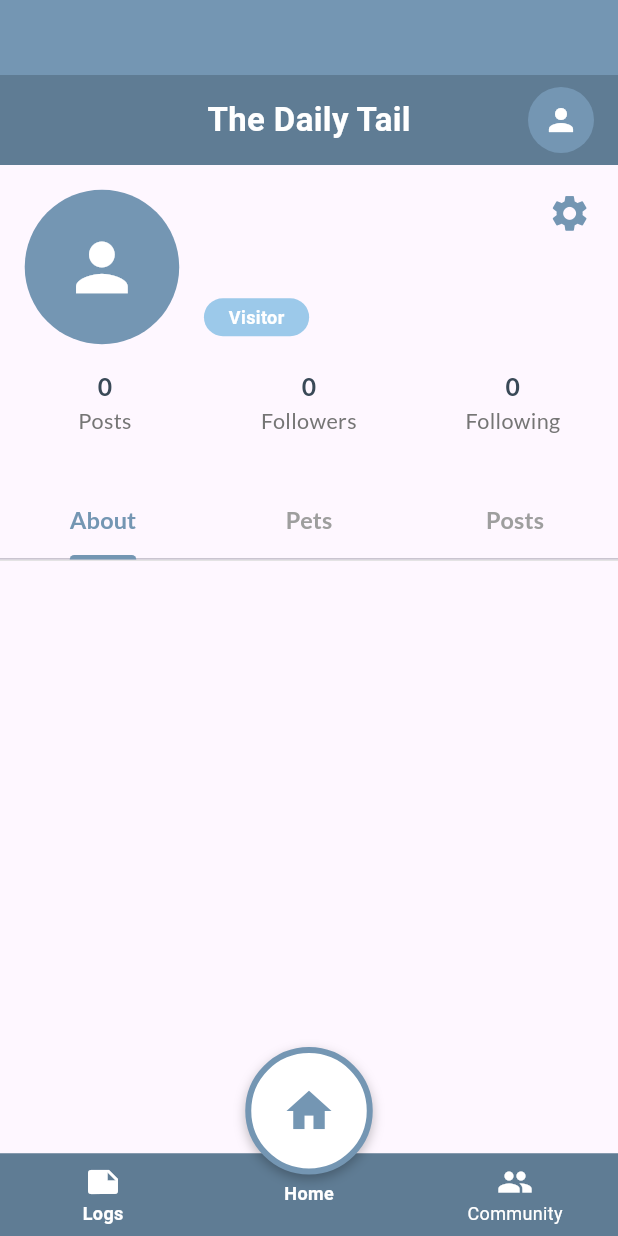
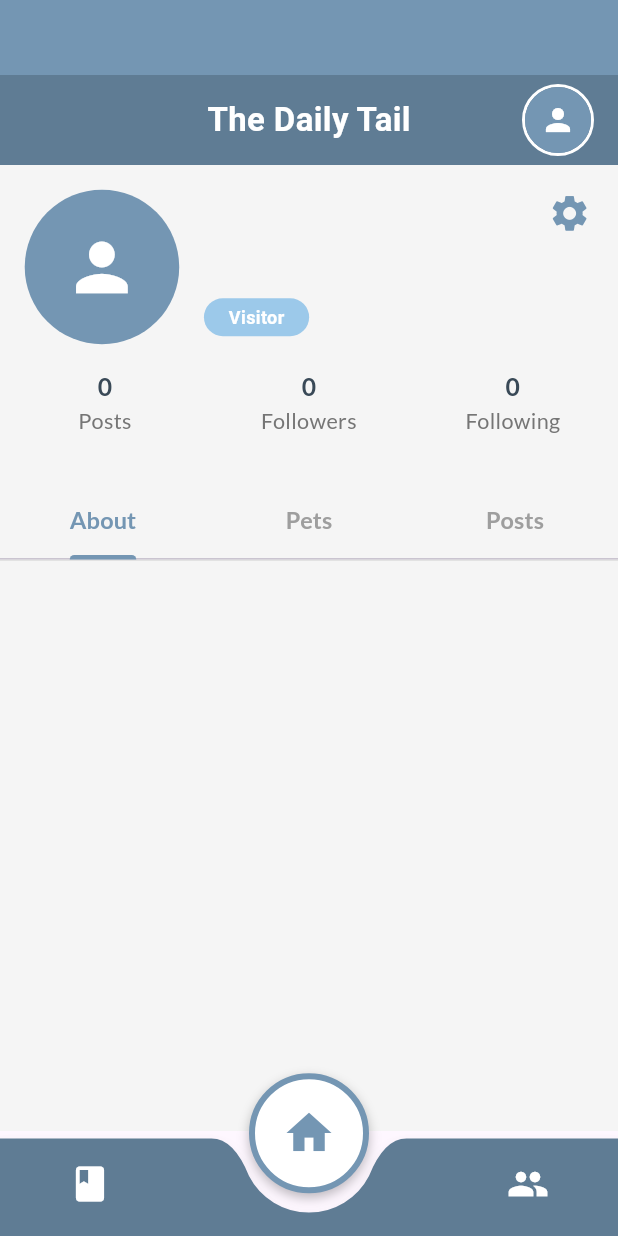
Before and after one commit to dluzong/TheDailyTail, a Flutter app: the AppLayout screen opened directly with empty values, after a tap on the "person" icon, on a phone screen of 412 x 824 dp. Run offline on Flutter 3.47's test engine with Material 3 defaults, Android fonts, the phone set to English and light mode, and no system bars; our stand-ins replace flutter_dotenv, google_fonts, image_picker, lottie, shared_preferences, smooth_page_indicator and 3 more; accounts and stored records are empty.

Commit message:
modified bottom nav bar

```diff
--- a/frontend/lib/screens/dailylog_screen.dart
+++ b/frontend/lib/screens/dailylog_screen.dart
@@ -251,7 +251,7 @@ class _DailyLogScreenState extends State<DailyLogScreen> {
       currentIndex: 0,
       onTabSelected: (index) {},
       child: Container(
-        color: const Color(0xFFEFF6FB),
+        color: Colors.white,
         padding: const EdgeInsets.symmetric(horizontal: 16, vertical: 8),
         child: CustomScrollView(
           slivers: [
@@ -351,7 +351,7 @@ class _DailyLogScreenState extends State<DailyLogScreen> {
                           padding: const EdgeInsets.symmetric(
                               horizontal: 12, vertical: 6),
                           decoration: BoxDecoration(
-                            color: isSelected ? tabColors[tab] : Colors.white,
+                            color: isSelected ? tabColors[tab] : Colors.grey[200],
                             borderRadius: BorderRadius.circular(20),
                             boxShadow: [
                               BoxShadow(
@@ -375,7 +375,7 @@ class _DailyLogScreenState extends State<DailyLogScreen> {
                                     fontSize: 10,
                                     color: isSelected
                                         ? Colors.white
-                                        : Colors.black87,
+                                        : Colors.grey[600],
                                   )),
                             ],
                           ),
--- a/frontend/lib/screens/dashboard_screen.dart
+++ b/frontend/lib/screens/dashboard_screen.dart
@@ -212,12 +212,19 @@ class _DashboardScreenState extends State<DashboardScreen> {
               ),
               child: ClipRRect(
                 borderRadius: BorderRadius.circular(12),
-                child: Image.asset(
-                  'assets/dog.png',
-                  fit: BoxFit.cover,
-                  errorBuilder: (context, error, stackTrace) =>
-                      const Center(child: Icon(Icons.pets)),
-                ),
+                child: (selectedPet!.imageUrl.isNotEmpty)
+                    ? Image.network(
+                        selectedPet.imageUrl,
+                        fit: BoxFit.cover,
+                        errorBuilder: (context, error, stackTrace) =>
+                            const Center(child: Icon(Icons.pets, size: 48)),
+                      )
+                    : Image.asset(
+                        'assets/dog.png',
+                        fit: BoxFit.cover,
+                        errorBuilder: (context, error, stackTrace) =>
+                            const Center(child: Icon(Icons.pets, size: 48)),
+                      ),
               ),
             ),
             const SizedBox(width: 16),
--- a/frontend/lib/shared/app_layout.dart
+++ b/frontend/lib/shared/app_layout.dart
@@ -1,9 +1,11 @@
 import 'package:flutter/material.dart';
 import 'package:google_fonts/google_fonts.dart';
+import 'package:provider/provider.dart';
 import '../screens/dailylog_screen.dart';
 import '../screens/dashboard_screen.dart';
 import '../screens/community_screen.dart';
 import '../screens/profile_screen.dart';
+import '../user_provider.dart';
 
 class AppLayout extends StatefulWidget {
   final Widget child;
@@ -74,14 +76,10 @@ class _AppLayoutState extends State<AppLayout> {
 
   @override
   Widget build(BuildContext context) {
-    // Add safe area padding
     final double bottomInset = MediaQuery.of(context).padding.bottom;
-
-    // Use base height values to adjust for all devices
-    const double baseTotalHeight = 55;
-    // const double baseOuterHeight = 50;
-    const double baseInnerHeight = 70;
-    const double floatingButtonSize = 85;
+    const double baseTotalHeight = 70;
+    const double baseInnerHeight = 65;
+    const double floatingButtonSize = 80;
 
     final double adjustedTotalHeight = baseTotalHeight + bottomInset;
     final double adjustedInnerHeight = baseInnerHeight + (bottomInset / 2);
@@ -94,6 +92,7 @@ class _AppLayoutState extends State<AppLayout> {
           children: [
             Container(height: 50, color: outerBlue),
 
+            // Top bar
             Container(
               height: 60,
               width: double.infinity,
@@ -102,7 +101,6 @@ class _AppLayoutState extends State<AppLayout> {
               child: Stack(
                 alignment: Alignment.center,
                 children: [
-                  // Back button (only shown when showBackButton is true)
                   if (widget.showBackButton)
                     Positioned(
                       left: 0,
@@ -111,7 +109,6 @@ class _AppLayoutState extends State<AppLayout> {
                         onPressed: () => Navigator.of(context).pop(),
                       ),
                     ),
-
                   Center(
                     child: Text(
                       "The Daily Tail",
@@ -122,93 +119,81 @@ class _AppLayoutState extends State<AppLayout> {
                       ),
                     ),
                   ),
-
-                  // Profile icon and button
                   Positioned(
                     right: 0,
-                    child: GestureDetector(
+                    child: Consumer<UserProvider>(
+                      builder: (context, userProvider, _) {
+                        final photoUrl = userProvider.user?.photoUrl;
+                        return GestureDetector(
                           onTap: _openProfile,
-                      child: const CircleAvatar(
+                          child: Container(
+                            decoration: BoxDecoration(
+                              shape: BoxShape.circle,
+                              border: Border.all(
+                                color: Colors.white,
+                                width: 2,
+                              ),
+                            ),
+                            child: CircleAvatar(
                               radius: 22,
-                        backgroundColor: Color(0xFF7496B3),
-                        child: Icon(Icons.person, color: Colors.white),
+                              backgroundColor: const Color(0xFF7496B3),
+                              backgroundImage: (photoUrl != null && photoUrl.isNotEmpty)
+                                  ? NetworkImage(photoUrl)
+                                  : null,
+                              child: (photoUrl == null || photoUrl.isEmpty)
+                                  ? const Icon(Icons.person, color: Colors.white)
+                                  : null,
                             ),
+                          ),
+                        );
+                      },
                     ),
                   ),
                 ],
               ),
             ),
 
-            Expanded(child: widget.child),
+            Expanded(
+              child: Container(
+                color: Colors.grey[100],
+                child: widget.child,
+              ),
+            ),
 
-            // Bottom navigation + floating button
+            // Bottom navigation with floating button
             SizedBox(
               height: adjustedTotalHeight,
               width: double.infinity,
               child: Stack(
-                alignment: Alignment.center,
                 clipBehavior: Clip.none,
+                alignment: Alignment.bottomCenter,
                 children: [
-                  // Align(
-                  //   alignment: Alignment.bottomCenter,
-                  //   child: Container(
-                  //     height: baseOuterHeight,
-                  //     color: outerBlue,
-                  //   ),
-                  // ),
-
+                  // Bottom bar with U-shaped cutout
                   Align(
                     alignment: Alignment.bottomCenter,
-                      child: Container(
+                    child: CustomPaint(
+                      size: Size(MediaQuery.of(context).size.width, adjustedInnerHeight),
+                      // Pass adjustedInnerHeight as the height to the painter
+                      painter: _BottomNavPainter(innerBlue, floatingButtonSize, adjustedInnerHeight),
+                      child: SizedBox(
                         height: adjustedInnerHeight,
-                        color: innerBlue,
-                        child: BottomNavigationBar(
-                          backgroundColor: innerBlue,
-                          currentIndex: currentIndex == 4 ? 0 : currentIndex,
-                          selectedItemColor: Colors.white,
-                          unselectedItemColor: Colors.white,
-                          onTap: (index) {
-                            final actualIndex = index == 1 ? 1 : (index == 0 ? 0 : 2);
-                            if (actualIndex == currentIndex) return;
-                            widget.onTabSelected(actualIndex);
-                            setState(() => currentIndex = actualIndex);
-                            _navigateToIndex(actualIndex);
-                          },
-                          elevation: 0,
-                          type: BottomNavigationBarType.fixed,
-                          selectedLabelStyle: GoogleFonts.inknutAntiqua(
-                            fontSize: 12,
-                            fontWeight: FontWeight.bold,
-                            color: Colors.white,
+                        child: Row(
+                          mainAxisAlignment: MainAxisAlignment.spaceAround,
+                          children: [
+                            _buildNavIcon(icon: Icons.book, index: 0),
+                            SizedBox(width: floatingButtonSize), // space for floating button
+                            _buildNavIcon(icon: Icons.group, index: 2),
+                          ],
                         ),
-                          unselectedLabelStyle: GoogleFonts.inknutAntiqua(
-                            fontSize: 12,
-                            color: Colors.white,
-                          ),
-                          items: const [
-                            BottomNavigationBarItem(
-                              icon: Icon(Icons.note, color: Colors.white),
-                              label: "Logs",
-                            ),
-                            BottomNavigationBarItem(
-                              icon: SizedBox.shrink(),
-                              label: "",
-                            ),
-                            BottomNavigationBarItem(
-                              icon: Icon(Icons.group, color: Colors.white),
-                              label: "Community",
-                            ),
-                          ],
                       ),
                     ),
                   ),
 
                   // Floating Home Button
                   Positioned(
-                    bottom: baseInnerHeight - 50 + (bottomInset / 2),
-                    child: Column(
-                      children: [
-                        GestureDetector(
+                    // Lower the position to sit properly in the deeper notch
+                    bottom: (adjustedInnerHeight / 2) - 4, // Adjusted position
+                    child: GestureDetector(
                       onTap: () {
                         if (currentIndex != 1) {
                           widget.onTabSelected(1);
@@ -238,17 +223,6 @@ class _AppLayoutState extends State<AppLayout> {
                         ),
                       ),
                     ),
-                        const SizedBox(height: 4),
-                        Text(
-                          "Home",
-                          style: GoogleFonts.inknutAntiqua(
-                            fontSize: 12,
-                            color: Colors.white,
-                            fontWeight: FontWeight.bold,
-                          ),
-                        ),
-                      ],
-                    ),
                   ),
                 ],
               ),
@@ -258,4 +232,88 @@ class _AppLayoutState extends State<AppLayout> {
       ),
     );
   }
+
+  Widget _buildNavIcon({required IconData icon, required int index}) {
+    final bool isActive = currentIndex == index;
+    return GestureDetector(
+      onTap: () {
+        if (currentIndex != index) {
+          widget.onTabSelected(index);
+          _navigateToIndex(index);
+          setState(() => currentIndex = index);
         }
+      },
+      child: Column(
+        mainAxisSize: MainAxisSize.min,
+        children: [
+          Icon(icon, color: Colors.white, size: 28),
+          const SizedBox(height: 4),
+          if (isActive)
+            Container(
+              width: 6,
+              height: 6,
+              decoration: const BoxDecoration(
+                color: Colors.white,
+                shape: BoxShape.circle,
+              ),
+            ),
+        ],
+      ),
+    );
+  }
+}
+
+class _BottomNavPainter extends CustomPainter {
+  final Color color;
+  final double fabSize;
+  final double barHeight; // New: Pass the actual bar height
+
+  // Update constructor
+  _BottomNavPainter(this.color, this.fabSize, this.barHeight);
+
+  @override
+  void paint(Canvas canvas, Size size) {
+    final Paint paint = Paint()..color = color;
+    final Path path = Path();
+
+    final double centerX = size.width / 2;
+    // Notch radius is half the button size plus padding
+    final double notchRadius = fabSize / 2 + 10;
+    // The depth of the curve down from the top edge
+    final double notchDepth = 25;
+
+    path.moveTo(0, 0);
+    // Line to the start of the curve
+    path.lineTo(centerX - notchRadius - 15, 0);
+
+    // First part of the curve: down and into the notch
+    path.quadraticBezierTo(
+      centerX - notchRadius, 0, // Control point near the top-left of the notch
+      centerX - notchRadius + 10, notchDepth, // End point for the down-curve
+    );
+
+    // Curved arc segment for the bottom of the notch
+    path.arcToPoint(
+      Offset(centerX + notchRadius - 10, notchDepth),
+      radius: Radius.circular(notchRadius - 5),
+      clockwise: false,
+    );
+
+    // Second part of the curve: out and back to the top edge
+    path.quadraticBezierTo(
+      centerX + notchRadius, 0, // Control point near the top-right of the notch
+      centerX + notchRadius + 15, 0, // End point for the up-curve
+    );
+
+    path.lineTo(size.width, 0); // straight line after notch
+    path.lineTo(size.width, barHeight); // Use barHeight for the bottom
+    path.lineTo(0, barHeight);
+    path.close();
+
+    canvas.drawShadow(path, Colors.black26, 4, true);
+    canvas.drawPath(path, paint);
+  }
+
+  @override
+  bool shouldRepaint(covariant CustomPainter oldDelegate) => false;
+}
```
Lines whose indentation alone changed are shown as unchanged.
